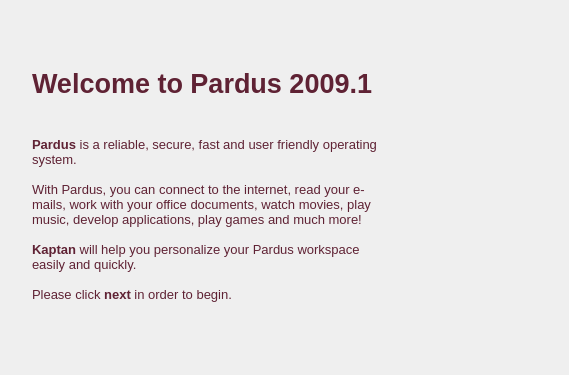
pars-linux/uludag, file kde/kaptan/src/gui/welcomeWidget.ui: the form before one commit.
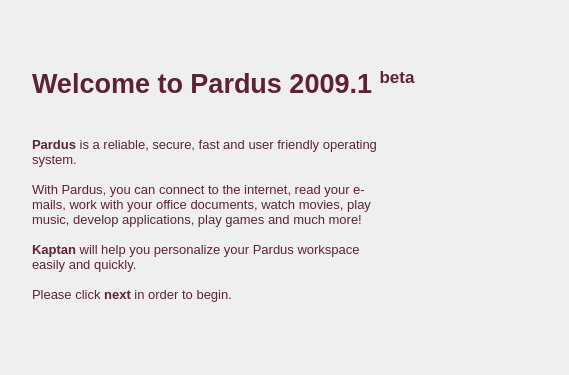
The form after the commit.

```diff
--- a/kde/kaptan/src/gui/welcomeWidget.ui
+++ b/kde/kaptan/src/gui/welcomeWidget.ui
@@ -39,8 +39,8 @@
       <string>&lt;!DOCTYPE HTML PUBLIC &quot;-//W3C//DTD HTML 4.0//EN&quot; &quot;http://www.w3.org/TR/REC-html40/strict.dtd&quot;&gt;
 &lt;html&gt;&lt;head&gt;&lt;meta name=&quot;qrichtext&quot; content=&quot;1&quot; /&gt;&lt;style type=&quot;text/css&quot;&gt;
 p, li { white-space: pre-wrap; }
-&lt;/style&gt;&lt;/head&gt;&lt;body style=&quot; font-family:'Sans Serif'; font-size:8pt; font-weight:400; font-style:normal;&quot;&gt;
-&lt;p style=&quot; margin-top:0px; margin-bottom:0px; margin-left:0px; margin-right:0px; -qt-block-indent:0; text-indent:0px;&quot;&gt;&lt;span style=&quot; font-size:20pt; font-weight:600; color:#5f2234;&quot;&gt;Welcome to Pardus 2009.1&lt;/span&gt;&lt;/p&gt;&lt;/body&gt;&lt;/html&gt;</string>
+&lt;/style&gt;&lt;/head&gt;&lt;body style=&quot; font-family:'Sans Serif'; font-size:9pt; font-weight:400; font-style:normal;&quot;&gt;
+&lt;p style=&quot; margin-top:0px; margin-bottom:0px; margin-left:0px; margin-right:0px; -qt-block-indent:0; text-indent:0px;&quot;&gt;&lt;span style=&quot; font-size:20pt; font-weight:600; color:#5f2234;&quot;&gt;Welcome to Pardus 2009.1 &lt;/span&gt;&lt;span style=&quot; font-size:20pt; font-weight:600; color:#5f2234; vertical-align:super;&quot;&gt;beta&lt;/span&gt;&lt;/p&gt;&lt;/body&gt;&lt;/html&gt;</string>
      </property>
     </widget>
    </item>
```
